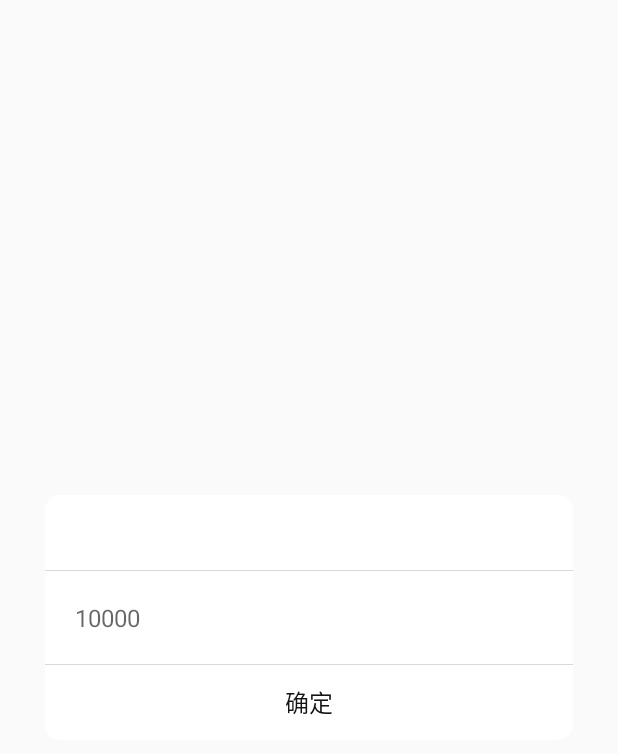
After one commit to UltramanGaia/UniversityLecture, an Android app: the layout dialog_simple.xml on its own in the app's theme, with its tools: preview values and no code run, on a phone screen of 412 x 824 dp. The commit adds this screen. Shown: the top 754 px of the screen. Run offline under Robolectric (Android 15) with nearby library versions, the phone set to English and light mode, and no system bars.

Commit message:
难产的闹钟终于出世了……

```diff
--- /dev/null
+++ b/app/src/main/res/drawable/dialog_bg.xml
@@ -0,0 +1,9 @@
+<?xml version="1.0" encoding="utf-8"?>
+<shape xmlns:android="http://schemas.android.com/apk/res/android"
+    android:shape="rectangle" >
+
+    <corners android:radius="10dp" />
+
+    <solid android:color="@color/white" />
+
+</shape>
--- /dev/null
+++ b/app/src/main/res/layout/dialog_simple.xml
@@ -0,0 +1,76 @@
+<?xml version="1.0" encoding="utf-8"?>
+<LinearLayout xmlns:android="http://schemas.android.com/apk/res/android"
+              android:layout_width="match_parent"
+              android:layout_height="match_parent"
+              android:clickable="false"
+              android:gravity="center"
+              android:orientation="vertical">
+
+    <LinearLayout
+        android:layout_width="match_parent"
+        android:layout_height="wrap_content"
+        android:layout_marginLeft="30dp"
+        android:layout_marginRight="30dp"
+        android:background="@drawable/dialog_bg"
+        android:orientation="vertical">
+
+        <ImageView
+            android:id="@+id/icon"
+            android:layout_width="50dp"
+            android:layout_height="50dp"
+            android:layout_gravity="center_vertical|center_horizontal"
+            android:layout_margin="12dp"
+            android:visibility="gone"/>
+
+        <TextView
+            android:id="@+id/dialog_title"
+            android:layout_width="fill_parent"
+            android:layout_height="30dp"
+            android:layout_margin="10dp"
+            android:gravity="center_vertical|center_horizontal"
+            android:textColor="@color/light_black"
+            android:textSize="16sp"/>
+
+        <View style="@style/horizontal_line_style"/>
+
+        <EditText
+            android:id="@+id/dialog_message"
+            android:layout_width="fill_parent"
+            android:layout_height="wrap_content"
+            android:layout_margin="10dp"
+            android:background="@null"
+            android:editable="false"
+            android:gravity="center_vertical"
+            android:hint="10000"
+            android:padding="10dp"
+            android:textColor="@color/light_black"
+            android:textSize="16sp"/>
+
+        <LinearLayout
+            android:id="@+id/ll_button"
+            android:layout_width="match_parent"
+            android:layout_height="wrap_content"
+            android:orientation="vertical">
+
+            <View style="@style/horizontal_line_style"/>
+
+            <LinearLayout
+                android:layout_width="match_parent"
+                android:layout_height="50dp"
+                android:orientation="horizontal">
+
+
+                <Button
+                    android:id="@+id/dialog_confirm"
+                    android:layout_width="0dp"
+                    android:layout_height="match_parent"
+                    android:layout_weight="1"
+                    android:background="@null"
+                    android:text="确定"
+                    android:textColor="@color/light_black"
+                    android:textSize="16sp"/>
+            </LinearLayout>
+        </LinearLayout>
+    </LinearLayout>
+
+</LinearLayout>
--- a/app/src/main/res/layout/popup_window_about_more_button.xml
+++ b/app/src/main/res/layout/popup_window_about_more_button.xml
@@ -14,5 +14,4 @@
         android:text="我的二维码"
         android:textSize="16sp"
         android:background="@android:color/white"/>
-
 </LinearLayout>
--- a/app/src/main/res/values/colors.xml
+++ b/app/src/main/res/values/colors.xml
@@ -14,4 +14,8 @@
     <color name="un_press_color">#ed9bff</color>
     <color name="skin_tabbar_bg">#FCF8FC</color>
     <color name="colorHint">#dddddd</color>
+
+    <color name="title_transparent_black">#22000000</color>
+    <color name="light_black">#141414</color>
+    <color name="line_and_outline_grey">#d9d9d9</color>
 </resources>
--- a/app/src/main/res/values/styles.xml
+++ b/app/src/main/res/values/styles.xml
@@ -49,4 +49,38 @@
         <item name="android:windowExitAnimation">@anim/fade_out</item>
     </style>
 
+    <style name="FullScreenDialog" parent="android:Theme.Dialog">
+
+        <!-- 窗口设为无标题 -->
+        <item name="android:windowNoTitle">true</item>
+
+        <!-- 窗口浮现在activity之上 -->
+        <item name="android:windowIsFloating">false</item>
+
+        <!-- 背景透明 -->
+        <item name="android:windowBackground">@color/title_transparent_black</item>
+
+        <!-- 背景模糊 -->
+        <item name="android:backgroundDimEnabled">true</item>
+
+        <!-- 半透明 -->
+        <item name="android:windowIsTranslucent">true</item>
+
+        <!-- 边框 -->
+        <item name="android:windowFrame">@null</item>
+
+        <!-- 全屏 -->
+        <item name="android:windowFullscreen">false</item>
+    </style>
+
+    <style name="horizontal_line_style">
+        <item name="android:background">@color/line_and_outline_grey</item>
+        <item name="android:layout_width">match_parent</item>
+        <item name="android:layout_height">0.4dp</item>
+    </style>
+
+    <style name="Theme_dialog" parent="@android:style/Theme.Dialog">
+        <item name="android:windowBackground">@android:color/transparent</item>
+        <item name="android:windowNoTitle">true</item>
+    </style>
 </resources>
```
Also changed, not shown: app/src/main/AndroidManifest.xml (+9 -0 lines), app/src/main/java/com/universitylecture/universitylecture/alarm/AlarmManagerUtil.java (renamed from app/src/main/java/com/universitylecture/universitylecture/util/AlarmManagerUtil.java, +5 -5 lines), app/src/main/java/com/universitylecture/universitylecture/alarm/ClockAlarmActivity.java (added, +66 -0 lines), app/src/main/java/com/universitylecture/universitylecture/alarm/LoongggAlarmReceiver.java (added, +35 -0 lines), app/src/main/java/com/universitylecture/universitylecture/alarm/SimpleDialog.java (added, +94 -0 lines), app/src/main/java/com/universitylecture/universitylecture/pojo/PopWindowInLectureContent.java (+34 -26 lines), app/src/main/res/layout/activity_clock_alarm.xml (added, +11 -0 lines), app/src/main/res/layout/popup_window_in_lecture_content.xml (+8 -0 lines), 2 other files.
